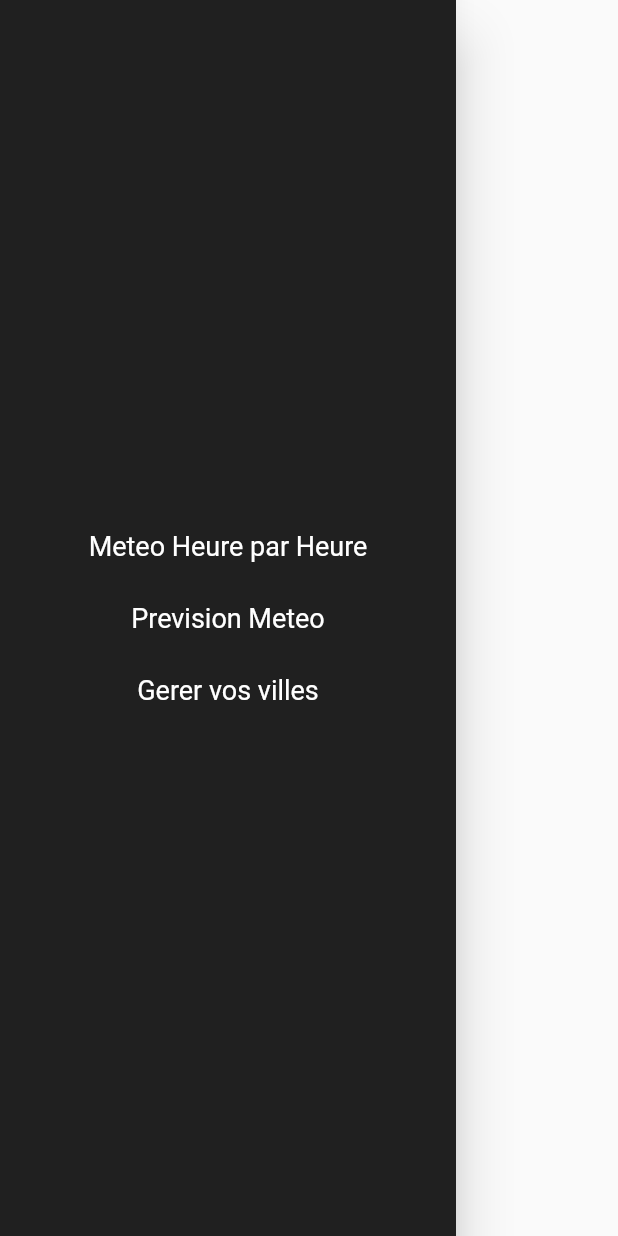
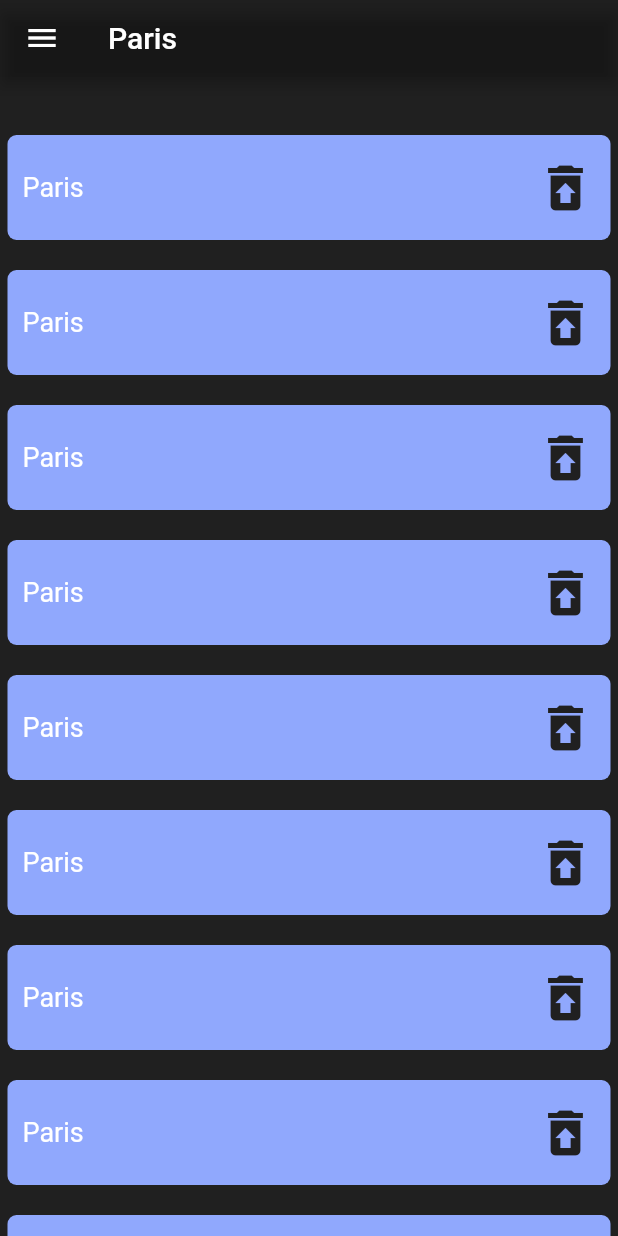
Before and after one commit to CoderNerfer/flutter_ynov_meteo, a Flutter app: the NavBar widget shown alone on an empty page, opened directly, after a tap on "Gerer vos villes", on a phone screen of 412 x 824 dp. Run offline on Flutter 3.47's test engine with Material 2 defaults, Android fonts, the phone set to English and light mode, and no system bars; network calls fail.

Commit message:
:tada: build: Cities_Management_UI finit

```diff
--- /dev/null
+++ b/lib/views/CitiesManagement.dart
@@ -0,0 +1,68 @@
+import 'package:flutter/material.dart';
+import 'package:ynov_meteo/views/NavBar.dart';
+
+class CitiesManagement extends StatefulWidget {
+  const CitiesManagement({
+    Key? key,
+  }) : super(key: key);
+
+  @override
+  State<CitiesManagement> createState() => _CitiesManagement();
+}
+
+class _CitiesManagement extends State<CitiesManagement> {
+  @override
+  Widget build(BuildContext context) {
+    return Scaffold(
+      drawer: NavBar(),
+      backgroundColor: const Color.fromARGB(255, 32, 32, 32),
+      appBar: AppBar(
+        title: const Text('Paris'),
+        backgroundColor: const Color.fromARGB(0, 0, 0, 0),
+        toolbarHeight: 50,
+      ),
+      body: Center(
+        child: Padding(
+          padding: const EdgeInsets.only(top: 30.0),
+          child: Container(
+            child: ListView.builder(
+              itemCount: 10,
+              itemBuilder: (context, index) {
+                return Padding(
+                  padding: const EdgeInsets.symmetric(
+                      vertical: 10.0, horizontal: 5.0),
+                  child: Container(
+                    decoration: BoxDecoration(
+                      color: const Color.fromARGB(255, 144, 168, 253),
+                      borderRadius: BorderRadius.circular(6),
+                    ),
+                    child: Padding(
+                      padding: const EdgeInsets.symmetric(
+                          vertical: 15.0, horizontal: 10.0),
+                      child: Row(
+                          mainAxisAlignment: MainAxisAlignment.spaceBetween,
+                          children: const [
+                            Text(
+                              "Paris",
+                              style: TextStyle(
+                                fontSize: 18,
+                                color: Colors.white,
+                              ),
+                            ),
+                            Icon(
+                              Icons.restore_from_trash,
+                              color: Color.fromARGB(255, 32, 32, 32),
+                              size: 40.0,
+                            ),
+                          ]),
+                    ),
+                  ),
+                );
+              },
+            ),
+          ),
+        ),
+      ),
+    );
+  }
+}
--- a/lib/views/NavBar.dart
+++ b/lib/views/NavBar.dart
@@ -1,6 +1,7 @@
 import 'package:flutter/material.dart';
 import 'package:ynov_meteo/views/HomePage.dart';
 import 'package:ynov_meteo/views/ForewardWeather.dart';
+import 'package:ynov_meteo/views/CitiesManagement.dart';
 
 class NavBar extends StatelessWidget {
   const NavBar({
@@ -52,14 +53,14 @@ class NavBar extends StatelessWidget {
               primary: Colors.white,
             ),
             onPressed: () {
-              // Navigator.push(
-              //   context,
-              //   MaterialPageRoute(
-              //     builder: (context) {
-              //       return const SecondPage(title: 'SecondPage');
-              //     },
-              //   ),
-              // );
+              Navigator.push(
+                context,
+                MaterialPageRoute(
+                  builder: (context) {
+                    return const CitiesManagement();
+                  },
+                ),
+              );
             },
             child: const Text('Gerer vos villes'),
           ),
```
